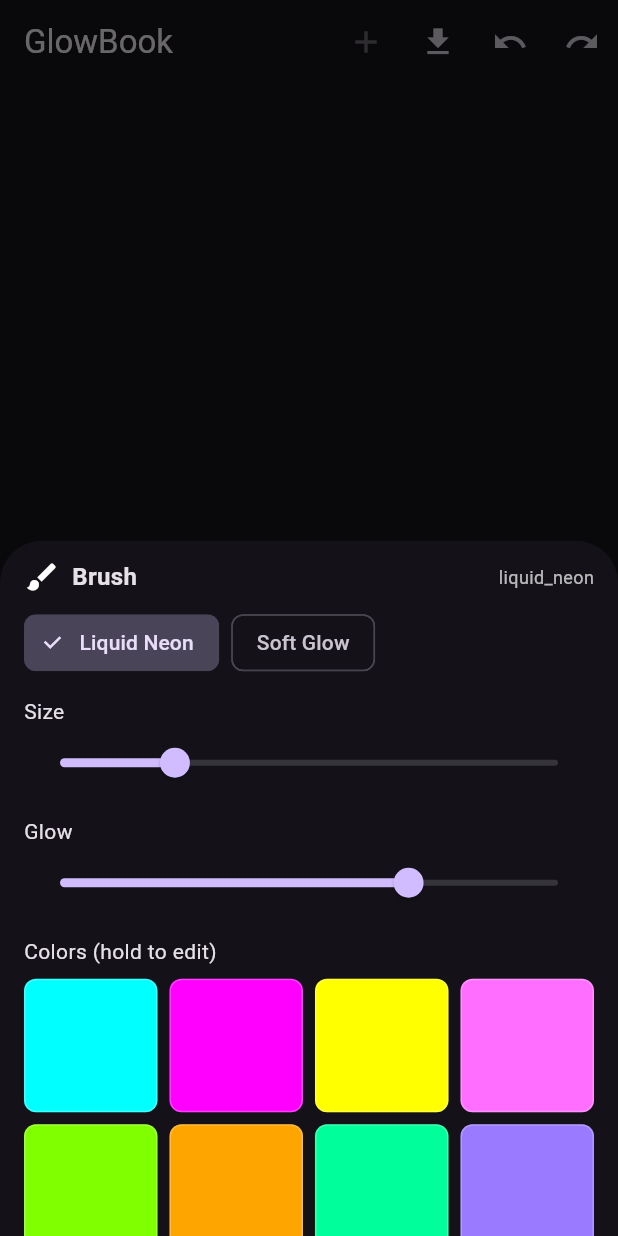
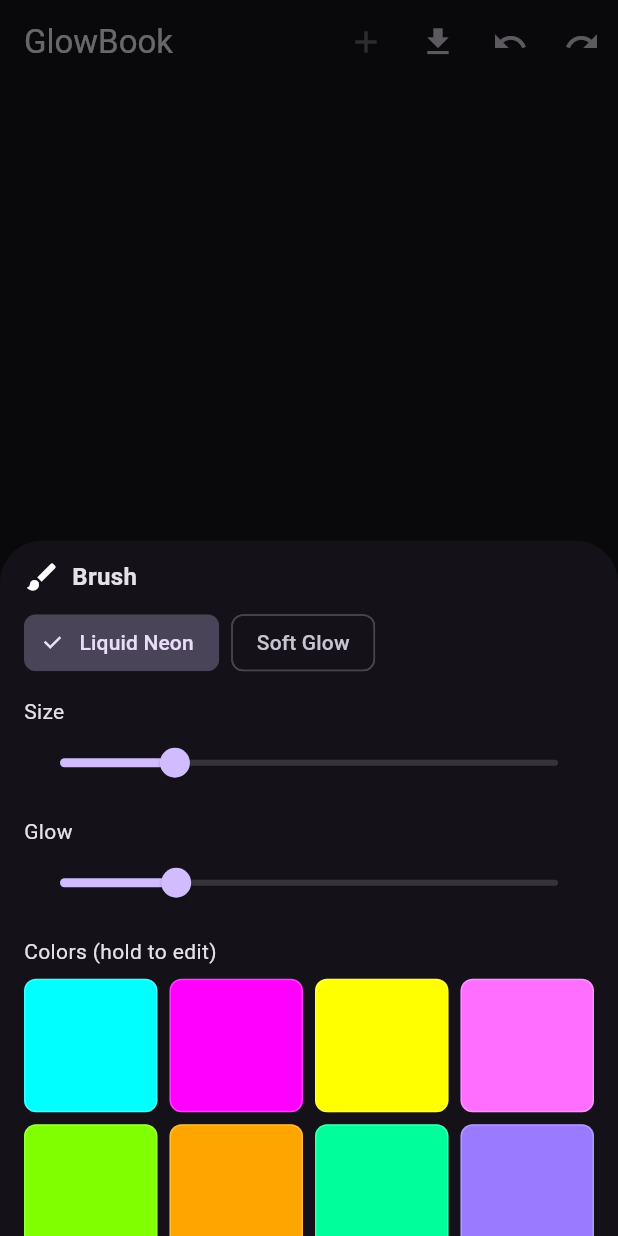
Before and after one commit to dgarrett88/glowbook, a Flutter app: the screen it shows after launch, after a tap on "Brush", on a phone screen of 412 x 824 dp. Run offline on Flutter 3.47's test engine with Material 3 defaults, Android fonts, the phone set to English and light mode, and no system bars; our stand-ins replace flutter_riverpod.

Commit message:
brush hud sliders working

```diff
--- a/lib/features/canvas/view/widgets/brush_hud.dart
+++ b/lib/features/canvas/view/widgets/brush_hud.dart
@@ -1,17 +1,22 @@
+
 import 'dart:async';
 import 'package:flutter/material.dart';
 import '../../state/canvas_controller.dart';
 import '../../../../core/models/brush.dart';
 import 'color_wheel_dialog.dart';
 
+/// BrushHUD quickfix:
+/// - Restores brush chips
+/// - Live-updating sliders for size & glow (AnimatedBuilder on controller)
+/// - Restores 8 editable color swatches (long-press opens color wheel)
 class BrushHUD extends StatelessWidget {
   final CanvasController controller;
   const BrushHUD({super.key, required this.controller});
 
-  int _columnsFor(int slots, double width) {
-    if (slots <= 8) return 4; // 2 rows of 4
-    if (slots <= 24) return 6; // mid tier
-    return 8; // dense for 32
+  int _columnsFor(int slots, double width){
+    if (slots <= 8) return 4;     // 2 rows of 4
+    if (slots <= 24) return 6;    // mid tier
+    return 8;                     // dense for 32
   }
 
   @override
@@ -19,47 +24,38 @@
     return AnimatedBuilder(
       animation: controller,
       builder: (context, _) {
-          final slots =
-              controller.paletteSlots.clamp(1, controller.palette.length);
+        final slots = controller.paletteSlots.clamp(1, controller.palette.length);
         final media = MediaQuery.of(context);
-          final maxHeight =
-              media.size.height * 0.85; // keep it under full screen
+        final maxHeight = media.size.height * 0.85;
         return ConstrainedBox(
           constraints: BoxConstraints(maxHeight: maxHeight),
           child: SafeArea(
             top: false,
             child: SingleChildScrollView(
-                padding: EdgeInsets.only(
-                    left: 16,
-                    right: 16,
-                    top: 12,
-                    bottom: 16 + media.viewInsets.bottom),
+              padding: EdgeInsets.only(left: 16, right: 16, top: 12, bottom: 16 + media.viewInsets.bottom),
               child: Column(
                 mainAxisSize: MainAxisSize.min,
                 crossAxisAlignment: CrossAxisAlignment.start,
                 children: [
+                  // Header
                   Row(
-                      children: [
-                        const Icon(Icons.brush),
-                        const SizedBox(width: 8),
-                        const Text('Brush',
-                            style: TextStyle(
-                                fontSize: 16, fontWeight: FontWeight.w600)),
-                        const Spacer(),
-                        Text(controller.brushId,
-                            style: const TextStyle(
-                                fontSize: 12, color: Colors.white70)),
+                    children: const [
+                      Icon(Icons.brush),
+                      SizedBox(width: 8),
+                      Text('Brush', style: TextStyle(fontSize: 16, fontWeight: FontWeight.w600)),
                     ],
                   ),
                   const SizedBox(height: 8),
+                  // Brush choices (chips)
                   Wrap(
                     spacing: 8,
                     children: [
-                        _chip(context, 'Liquid Neon', Brush.liquidNeon.id),
-                        _chip(context, 'Soft Glow', Brush.softGlow.id),
+                      _chip('Liquid Neon', Brush.liquidNeon.id),
+                      _chip('Soft Glow',   Brush.softGlow.id),
                     ],
                   ),
                   const SizedBox(height: 12),
+                  // Size
                   const Text('Size'),
                   Slider(
                     value: controller.brushSize,
@@ -67,39 +63,38 @@
                     max: 40,
                     onChanged: controller.setBrushSize,
                   ),
-                    // --- Glow slider (added) ---
                   const SizedBox(height: 12),
+                  // Glow
                   const Text('Glow'),
                   Slider(
                     value: controller.brushGlow,
                     min: 0.0,
-                      max: 1.0,
+                    max: 3.0,
                     onChanged: (v) {
                       controller.brushGlow = v;
                       controller.notifyListeners();
                     },
                   ),
                   const SizedBox(height: 12),
+                  // Colors
                   const Text('Colors (hold to edit)'),
                   const SizedBox(height: 8),
                   LayoutBuilder(
-                      builder: (ctx, constraints) {
+                    builder: (ctx, constraints){
                       final cols = _columnsFor(slots, constraints.maxWidth);
-                        final itemSize =
-                            (constraints.maxWidth - (8.0 * (cols - 1))) / cols;
+                      final itemSize = (constraints.maxWidth - (8.0 * (cols - 1))) / cols;
                       return GridView.builder(
                         padding: EdgeInsets.zero,
                         shrinkWrap: true,
                         physics: const NeverScrollableScrollPhysics(),
-                          gridDelegate:
-                              SliverGridDelegateWithFixedCrossAxisCount(
+                        gridDelegate: SliverGridDelegateWithFixedCrossAxisCount(
                           crossAxisCount: cols,
                           crossAxisSpacing: 8,
                           mainAxisSpacing: 8,
                           childAspectRatio: 1,
                         ),
                         itemCount: slots,
-                          itemBuilder: (ctx, i) {
+                        itemBuilder: (ctx, i){
                           final argb = controller.palette[i];
                           final selected = controller.color == argb;
                           return _SwatchTile(
@@ -107,7 +102,7 @@
                             argb: argb,
                             selected: selected,
                             onTapSelect: () => controller.setColor(argb),
-                              onPickCommit: (c) {
+                            onPickCommit: (c){
                               controller.updatePalette(i, c.toARGB32());
                               controller.setColor(c.toARGB32());
                             },
@@ -120,7 +115,7 @@
                   Align(
                     alignment: Alignment.centerRight,
                     child: ElevatedButton.icon(
-                        onPressed: () => Navigator.pop(context),
+                      onPressed: ()=> Navigator.pop(context),
                       icon: const Icon(Icons.check),
                       label: const Text('Done'),
                     ),
@@ -130,17 +125,21 @@
             ),
           ),
         );
-        });
+      }
+    );
   }
 
-  Widget _chip(BuildContext ctx, String label, String id) {
-    final selected = controller.brushId == id;
+  Widget _chip(String label, String id){
+    return Builder(
+      builder: (context) {
+        final hud = context.findAncestorWidgetOfExactType<BrushHUD>()!;
+        final selected = hud.controller.brushId == id;
         return ChoiceChip(
           label: Text(label),
           selected: selected,
-      onSelected: (_) {
-        controller.setBrush(id);
-      },
+          onSelected: (_){ hud.controller.setBrush(id); },
+        );
+      }
     );
   }
 }
@@ -164,15 +163,13 @@
   State<_SwatchTile> createState() => _SwatchTileState();
 }
 
-class _SwatchTileState extends State<_SwatchTile>
-    with SingleTickerProviderStateMixin {
+class _SwatchTileState extends State<_SwatchTile> with SingleTickerProviderStateMixin {
   static const Duration _holdDuration = Duration(milliseconds: 300);
-  late final AnimationController _ring =
-      AnimationController(vsync: this, duration: _holdDuration);
+  late final AnimationController _ring = AnimationController(vsync: this, duration: _holdDuration);
 
   Timer? _holdTimer;
-  bool _pressing = false; // finger is down
-  bool _armed = false; // hold completed; dialog will/has opened
+  bool _pressing = false;
+  bool _armed = false;
 
   @override
   void dispose() {
@@ -183,13 +180,12 @@
 
   void _startHold() {
     _cancelHold();
-    setState(() => _pressing = true);
+    setState(()=> _pressing = true);
     _ring.forward(from: 0);
     _holdTimer = Timer(_holdDuration, () async {
       if (!mounted) return;
       if (_pressing) {
         _armed = true;
-        // Open color picker
         final picked = await showDialog<Color>(
           context: context,
           builder: (_) => ColorWheelDialog(initial: Color(widget.argb)),
@@ -198,7 +194,6 @@
         if (picked != null) {
           widget.onPickCommit(picked);
         }
-        // end visual state after dialog
         _cancelHold();
       }
     });
@@ -207,9 +202,7 @@
   void _cancelHold() {
     _holdTimer?.cancel();
     _holdTimer = null;
-    if (mounted) {
-      setState(() => _pressing = false);
-    }
+    if (mounted) setState(()=> _pressing = false);
     _ring.stop();
     _armed = false;
   }
@@ -226,7 +219,6 @@
         final openedDialog = _armed;
         _cancelHold();
         if (!openedDialog) {
-          // short press -> select this color
           widget.onTapSelect();
         }
       },
@@ -235,35 +227,28 @@
         alignment: Alignment.center,
         children: [
           Container(
-            width: widget.size,
-            height: widget.size,
+            width: widget.size, height: widget.size,
             decoration: BoxDecoration(
               color: Color(widget.argb),
               borderRadius: BorderRadius.circular(8),
-              border: Border.all(
-                  color: borderColor, width: widget.selected ? 2 : 1),
-              boxShadow: widget.selected
-                  ? [const BoxShadow(color: Colors.black54, blurRadius: 6)]
-                  : null,
+              border: Border.all(color: borderColor, width: widget.selected ? 2 : 1),
+              boxShadow: widget.selected ? [const BoxShadow(color: Colors.black54, blurRadius: 6)] : null,
             ),
           ),
-          // One-shot spinner during hold
           IgnorePointer(
             ignoring: true,
             child: AnimatedOpacity(
               opacity: _pressing ? 1 : 0,
               duration: const Duration(milliseconds: 80),
               child: SizedBox(
-                width: spinnerSize,
-                height: spinnerSize,
+                width: spinnerSize, height: spinnerSize,
                 child: AnimatedBuilder(
                   animation: _ring,
                   builder: (context, _) {
                     return CircularProgressIndicator(
-                      value: _ring.value, // one spin (0->1) in 300ms
+                      value: _ring.value,
                       strokeWidth: 2,
-                      valueColor:
-                          const AlwaysStoppedAnimation<Color>(Colors.white),
+                      valueColor: const AlwaysStoppedAnimation<Color>(Colors.white),
                       backgroundColor: Colors.white24,
                     );
                   },
```
Lines whose indentation alone changed are shown as unchanged.
